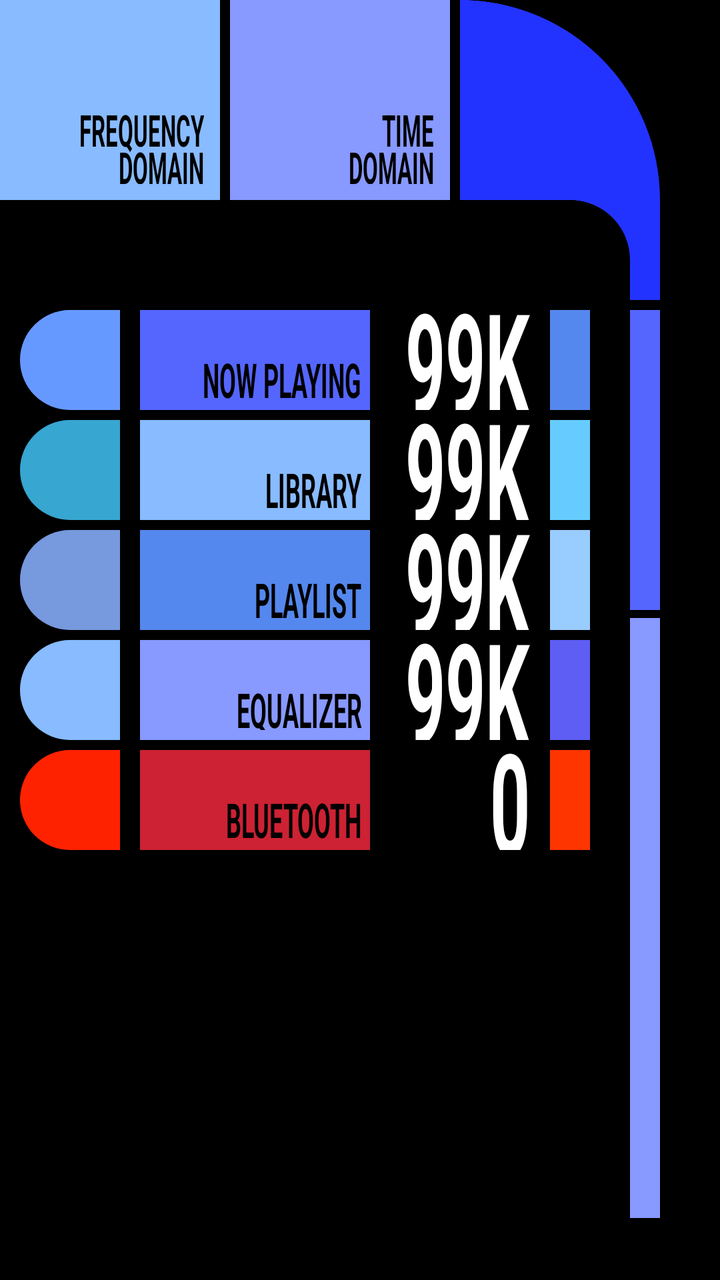
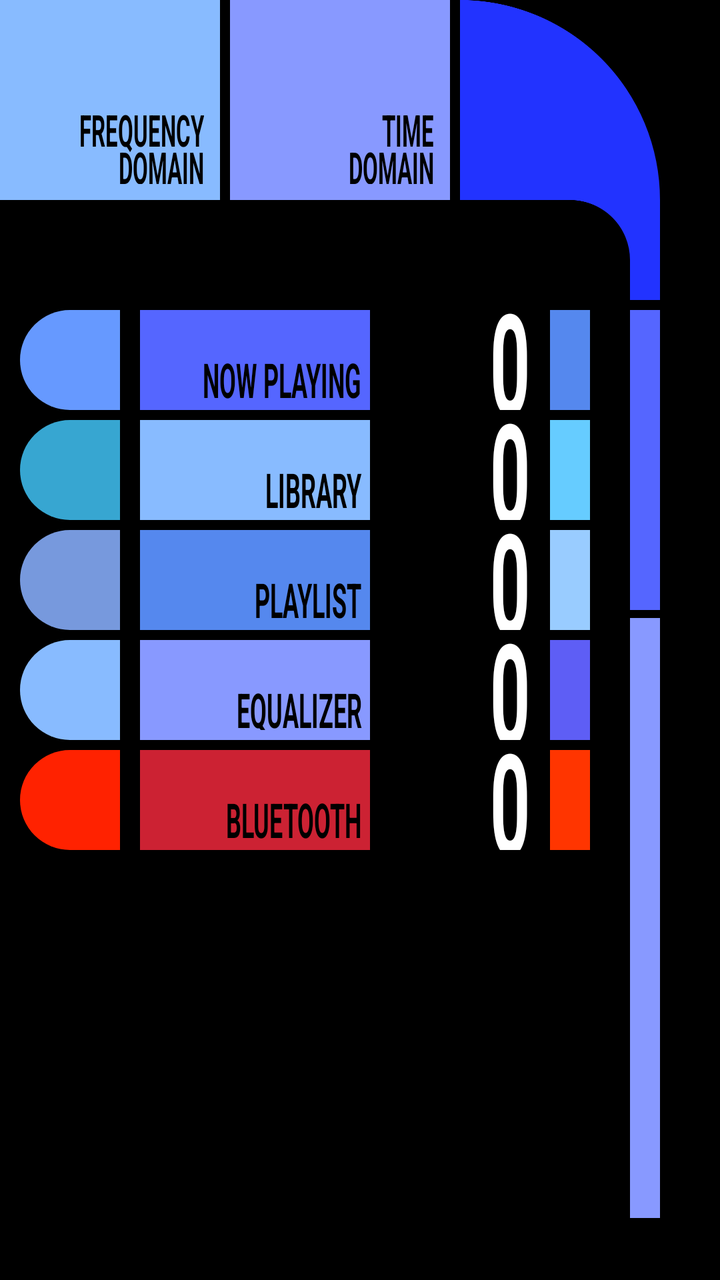

An Android layout rendered at two revisions. The XML below is the earlier revision; the diff shows what the commit changed to produce the second picture.
<!-- AndroidManifest.xml: application theme Theme.LCARSMusic -->
<!-- res/layout/layout_navigation_menu.xml -->
<?xml version="1.0" encoding="utf-8"?>
<LinearLayout xmlns:android="http://schemas.android.com/apk/res/android"
    android:layout_width="match_parent"
    android:layout_height="match_parent"
    android:orientation="vertical"
    android:background="#000000"
    android:layout_marginTop="10dp">

    <LinearLayout
        android:layout_width="wrap_content"
        android:layout_height="wrap_content"
        android:orientation="horizontal">

        <FrameLayout
            android:id="@+id/btn_visualizer_frequency_domain"
            android:layout_width="110dp"
            android:layout_height="100dp"
            android:layout_marginEnd="5dp"
            android:background="#88BBFF"
            android:clickable="true"
            android:focusable="true"
            android:paddingEnd="8dp"
            android:paddingBottom="8dp">

            <TextView
                android:layout_width="wrap_content"
                android:layout_height="28sp"
                android:layout_gravity="bottom|end"
                android:gravity="end"
                android:lineSpacingExtra="-4dp"
                android:scaleY="2.0"
                android:text="FREQUENCY\nDOMAIN"
                android:textColor="#000000"
                android:textSize="11sp"
                android:textStyle="bold" />
        </FrameLayout>

        <FrameLayout
            android:id="@+id/btn_visualizer_time_domain"
            android:layout_width="110dp"
            android:layout_height="100dp"
            android:layout_marginEnd="5dp"
            android:background="#8899FF"
            android:clickable="true"
            android:focusable="true"
            android:paddingEnd="8dp"
            android:paddingBottom="8dp">

            <TextView
                android:layout_width="wrap_content"
                android:layout_height="28sp"
                android:layout_gravity="bottom|end"
                android:gravity="end"
                android:lineSpacingExtra="-4dp"
                android:scaleY="2.0"
                android:text="TIME\nDOMAIN"
                android:textColor="#000000"
                android:textSize="11sp"
                android:textStyle="bold" />
        </FrameLayout>

        <ImageView
            android:layout_width="100dp"
            android:layout_height="150dp"
            android:src="@drawable/lcars_l_shape" />
    </LinearLayout>

    <LinearLayout
        android:layout_width="wrap_content"
        android:layout_height="match_parent"
        android:layout_marginTop="5dp"
        android:orientation="horizontal">

        <LinearLayout
            android:layout_width="wrap_content"
            android:layout_height="match_parent"
            android:paddingStart="10dp"
            android:layout_marginEnd="20dp"
            android:orientation="vertical">

            <LinearLayout
                android:id="@+id/btn_now_playing"
                android:layout_width="wrap_content"
                android:layout_height="wrap_content"
                android:layout_marginBottom="5dp"
                android:clickable="true"
                android:focusable="true"
                android:orientation="horizontal">

                <View
                    android:id="@+id/tombstone_now_playing"
                    android:layout_width="50dp"
                    android:layout_height="50dp"
                    android:background="@drawable/bttn_tombstone_left"
                    android:backgroundTint="#6699FF" />

                <FrameLayout
                    android:id="@+id/label_container_now_playing"
                    android:layout_width="115dp"
                    android:layout_height="50dp"
                    android:layout_marginStart="10dp"
                    android:background="#5566ff"
                    android:paddingEnd="4dp"
                    android:paddingBottom="5dp">

                    <TextView
                        android:id="@+id/text_now_playing"
                        android:layout_width="wrap_content"
                        android:layout_height="18sp"
                        android:layout_gravity="bottom|end"
                        android:scaleY="2.0"
                        android:text="NOW PLAYING"
                        android:textColor="#000000"
                        android:textSize="12sp"
                        android:textStyle="bold" />
                </FrameLayout>

                <TextView
                    android:layout_width="70dp"
                    android:layout_height="50dp"
                    android:layout_marginStart="10dp"
                    android:gravity="fill_vertical|end"
                    android:scaleY="2.0"
                    android:text="99K"
                    android:textColor="#FFFFFF"
                    android:textSize="35sp"
                    android:textStyle="bold" />

                <View
                    android:layout_width="20dp"
                    android:layout_height="50dp"
                    android:layout_marginStart="10dp"
                    android:background="#5588EE" />
            </LinearLayout>

            <LinearLayout
                android:id="@+id/btn_library"
                android:layout_width="wrap_content"
                android:layout_height="wrap_content"
                android:layout_marginBottom="5dp"
                android:clickable="true"
                android:focusable="true"
                android:orientation="horizontal">

                <View
                    android:id="@+id/tombstone_library"
                    android:layout_width="50dp"
                    android:layout_height="50dp"
                    android:background="@drawable/bttn_tombstone_left"
                    android:backgroundTint="@color/lcars_picard_blue" />

                <FrameLayout
                    android:id="@+id/label_container_library"
                    android:layout_width="115dp"
                    android:layout_height="50dp"
                    android:layout_marginStart="10dp"
                    android:background="#88BBFF"
                    android:paddingEnd="4dp"
                    android:paddingBottom="5dp">

                    <TextView
                        android:id="@+id/text_library"
                        android:layout_width="wrap_content"
                        android:layout_height="18sp"
                        android:layout_gravity="bottom|end"
                        android:scaleY="2.0"
                        android:text="LIBRARY"
                        android:textColor="#000000"
                        android:textSize="12sp"
                        android:textStyle="bold" />
                </FrameLayout>

                <TextView
                    android:layout_width="70dp"
                    android:layout_height="50dp"
                    android:layout_marginStart="10dp"
                    android:gravity="fill_vertical|end"
                    android:scaleY="2.0"
                    android:text="99K"
                    android:textColor="#FFFFFF"
                    android:textSize="35sp"
                    android:textStyle="bold" />

                <View
                    android:layout_width="20dp"
                    android:layout_height="50dp"
                    android:layout_marginStart="10dp"
                    android:background="#66CCFF" />
            </LinearLayout>

            <LinearLayout
                android:id="@+id/btn_playlist"
                android:layout_width="wrap_content"
                android:layout_height="wrap_content"
                android:layout_marginBottom="5dp"
                android:clickable="true"
                android:focusable="true"
                android:orientation="horizontal">

                <View
                    android:id="@+id/tombstone_playlist"
                    android:layout_width="50dp"
                    android:layout_height="50dp"
                    android:background="@drawable/bttn_tombstone_left"
                    android:backgroundTint="@color/lcars_lower_decks_padd_beta_blue" />

                <FrameLayout
                    android:id="@+id/label_container_playlist"
                    android:layout_width="115dp"
                    android:layout_height="50dp"
                    android:layout_marginStart="10dp"
                    android:background="@color/lcars_lower_decks_padd_alpha_blue"
                    android:paddingEnd="4dp"
                    android:paddingBottom="5dp">

                    <TextView
                        android:id="@+id/text_playlist"
                        android:layout_width="wrap_content"
                        android:layout_height="18sp"
                        android:layout_gravity="bottom|end"
                        android:scaleY="2.0"
                        android:text="PLAYLIST"
                        android:textColor="#000000"
                        android:textSize="12sp"
                        android:textStyle="bold" />
                </FrameLayout>

                <TextView
                    android:layout_width="70dp"
                    android:layout_height="50dp"
                    android:layout_marginStart="10dp"
                    android:gravity="fill_vertical|end"
                    android:scaleY="2.0"
                    android:text="99K"
                    android:textColor="#FFFFFF"
                    android:textSize="35sp"
                    android:textStyle="bold" />

                <View
                    android:layout_width="20dp"
                    android:layout_height="50dp"
                    android:layout_marginStart="10dp"
                    android:background="#99CCFF" />
            </LinearLayout>

            <LinearLayout
                android:id="@+id/btn_equalizer"
                android:layout_width="wrap_content"
                android:layout_height="wrap_content"
                android:layout_marginBottom="5dp"
                android:clickable="true"
                android:focusable="true"
                android:orientation="horizontal">

                <View
                    android:id="@+id/tombstone_equalizer"
                    android:layout_width="50dp"
                    android:layout_height="50dp"
                    android:background="@drawable/bttn_tombstone_left"
                    android:backgroundTint="#88BBFF" />

                <FrameLayout
                    android:id="@+id/label_container_equalizer"
                    android:layout_width="115dp"
                    android:layout_height="50dp"
                    android:layout_marginStart="10dp"
                    android:background="@color/lcars_classic_bluey"
                    android:paddingEnd="4dp"
                    android:paddingBottom="5dp">

                    <TextView
                        android:id="@+id/text_equalizer"
                        android:layout_width="wrap_content"
                        android:layout_height="18sp"
                        android:layout_gravity="bottom|end"
                        android:scaleY="2.0"
                        android:text="EQUALIZER"
                        android:textColor="#000000"
                        android:textSize="12sp"
                        android:textStyle="bold" />
                </FrameLayout>

                <TextView
                    android:layout_width="70dp"
                    android:layout_height="50dp"
                    android:layout_marginStart="10dp"
                    android:gravity="fill_vertical|end"
                    android:scaleY="2.0"
                    android:text="99K"
                    android:textColor="#FFFFFF"
                    android:textSize="35sp"
                    android:textStyle="bold" />

                <View
                    android:layout_width="20dp"
                    android:layout_height="50dp"
                    android:layout_marginStart="10dp"
                    android:background="#5E5EF5" />
            </LinearLayout>

            <LinearLayout
                android:layout_width="wrap_content"
                android:layout_height="wrap_content"
                android:layout_marginBottom="5dp"
                android:clickable="true"
                android:focusable="true"
                android:orientation="horizontal">

                <View
                    android:layout_width="50dp"
                    android:layout_height="50dp"
                    android:background="@drawable/bttn_tombstone_left"
                    android:backgroundTint="@color/lcars_classic_mars" />

                <FrameLayout
                    android:layout_width="115dp"
                    android:layout_height="50dp"
                    android:layout_marginStart="10dp"
                    android:background="@color/lcars_nemesis_cardinal"
                    android:paddingEnd="4dp"
                    android:paddingBottom="5dp">

                    <TextView
                        android:layout_width="wrap_content"
                        android:layout_height="18sp"
                        android:layout_gravity="bottom|end"
                        android:scaleY="2.0"
                        android:text="BLUETOOTH"
                        android:textColor="#000000"
                        android:textSize="12sp"
                        android:textStyle="bold" />
                </FrameLayout>

                <TextView
                    android:layout_width="70dp"
                    android:layout_height="50dp"
                    android:layout_marginStart="10dp"
                    android:gravity="fill_vertical|end"
                    android:scaleY="2.0"
                    android:text="0"
                    android:textColor="#FFFFFF"
                    android:textSize="35sp"
                    android:textStyle="bold" />

                <View
                    android:layout_width="20dp"
                    android:layout_height="50dp"
                    android:layout_marginStart="10dp"
                    android:background="@color/lcars_lower_decks_padd_sunset_red" />
            </LinearLayout>

        </LinearLayout>

        <LinearLayout
            android:layout_width="15dp"
            android:layout_height="match_parent"
            android:orientation="vertical">

            <View
                android:layout_width="match_parent"
                android:layout_height="150dp"
                android:background="@color/lcars_classic_blue" />

            <View
                android:layout_width="match_parent"
                android:layout_height="300dp"
                android:layout_marginTop="4dp"
                android:background="@color/lcars_classic_bluey" />
        </LinearLayout>

    </LinearLayout>
</LinearLayout>
<!-- resources referenced by this layout -->
<resources>
  <color name="lcars_classic_blue">#5566ff</color>
  <color name="lcars_classic_bluey">#8899ff</color>
  <color name="lcars_classic_mars">#ff2200</color>
  <color name="lcars_lower_decks_padd_alpha_blue">#5588ee</color>
  <color name="lcars_lower_decks_padd_beta_blue">#7799dd</color>
  <color name="lcars_lower_decks_padd_sunset_red">#ff3500</color>
  <color name="lcars_nemesis_cardinal">#cc2233</color>
  <color name="lcars_picard_blue">#37a6d1</color>
  <!-- drawable bttn_tombstone_left (drawable) -->
  <?xml version="1.0" encoding="utf-8"?>
  <shape xmlns:android="http://schemas.android.com/apk/res/android"
      android:shape="rectangle">
      <solid android:color="#FFFFFF" />
      <corners
          android:topLeftRadius="999dp"
          android:bottomLeftRadius="999dp"
          android:topRightRadius="0dp"
          android:bottomRightRadius="0dp" />
  </shape>
  <!-- drawable lcars_l_shape (drawable) -->
  <?xml version="1.0" encoding="utf-8"?>
  <vector xmlns:android="http://schemas.android.com/apk/res/android"
      android:width="100dp"
      android:height="150dp"
      android:viewportWidth="100"
      android:viewportHeight="150">
      <path
          android:fillColor="#2233ff"
          android:pathData="
              M 0,0
              A 100,100 0 0,1 100,100
              L 100,150
              L 85,150
              L 85,130
              A 30,30 0 0,0 55,100
              L 0,100
              Z" />
  </vector>
  <style name="Theme.LCARSMusic" parent="Theme.MaterialComponents.DayNight.NoActionBar">
          
          <item name="colorPrimary">@color/purple_500</item>
          <item name="colorPrimaryVariant">@color/purple_700</item>
          <item name="colorOnPrimary">@color/white</item>
          
          <item name="colorSecondary">@color/teal_200</item>
          <item name="colorSecondaryVariant">@color/teal_700</item>
          <item name="colorOnSecondary">@color/black</item>
          
          <item name="android:statusBarColor">?attr/colorPrimaryVariant</item>
          
      </style>
  <color name="purple_500">#FF6200EE</color>
  <color name="purple_700">#FF3700B3</color>
  <color name="white">#FFFFFFFF</color>
  <color name="teal_200">#FF03DAC5</color>
  <color name="teal_700">#FF018786</color>
  <color name="black">#FF000000</color>
</resources>

<!-- the commit's change to res/layout/layout_navigation_menu.xml (unified diff, before → after) -->
@@ -116,12 +116,13 @@
                 </FrameLayout>
 
                 <TextView
-                    android:layout_width="70dp"
-                    android:layout_height="50dp"
-                    android:layout_marginStart="10dp"
-                    android:gravity="fill_vertical|end"
-                    android:scaleY="2.0"
-                    android:text="99K"
+                    android:id="@+id/tv_metric_now_playing"
+                    android:layout_width="70dp"
+                    android:layout_height="50dp"
+                    android:layout_marginStart="10dp"
+                    android:gravity="fill_vertical|end"
+                    android:scaleY="2.0"
+                    android:text="0"
                     android:textColor="#FFFFFF"
                     android:textSize="35sp"
                     android:textStyle="bold" />
@@ -171,12 +172,13 @@
                 </FrameLayout>
 
                 <TextView
-                    android:layout_width="70dp"
-                    android:layout_height="50dp"
-                    android:layout_marginStart="10dp"
-                    android:gravity="fill_vertical|end"
-                    android:scaleY="2.0"
-                    android:text="99K"
+                    android:id="@+id/tv_metric_library"
+                    android:layout_width="70dp"
+                    android:layout_height="50dp"
+                    android:layout_marginStart="10dp"
+                    android:gravity="fill_vertical|end"
+                    android:scaleY="2.0"
+                    android:text="0"
                     android:textColor="#FFFFFF"
                     android:textSize="35sp"
                     android:textStyle="bold" />
@@ -226,12 +228,13 @@
                 </FrameLayout>
 
                 <TextView
-                    android:layout_width="70dp"
-                    android:layout_height="50dp"
-                    android:layout_marginStart="10dp"
-                    android:gravity="fill_vertical|end"
-                    android:scaleY="2.0"
-                    android:text="99K"
+                    android:id="@+id/tv_metric_playlist"
+                    android:layout_width="70dp"
+                    android:layout_height="50dp"
+                    android:layout_marginStart="10dp"
+                    android:gravity="fill_vertical|end"
+                    android:scaleY="2.0"
+                    android:text="0"
                     android:textColor="#FFFFFF"
                     android:textSize="35sp"
                     android:textStyle="bold" />
@@ -281,12 +284,13 @@
                 </FrameLayout>
 
                 <TextView
-                    android:layout_width="70dp"
-                    android:layout_height="50dp"
-                    android:layout_marginStart="10dp"
-                    android:gravity="fill_vertical|end"
-                    android:scaleY="2.0"
-                    android:text="99K"
+                    android:id="@+id/tv_metric_equalizer"
+                    android:layout_width="70dp"
+                    android:layout_height="50dp"
+                    android:layout_marginStart="10dp"
+                    android:gravity="fill_vertical|end"
+                    android:scaleY="2.0"
+                    android:text="0"
                     android:textColor="#FFFFFF"
                     android:textSize="35sp"
                     android:textStyle="bold" />
